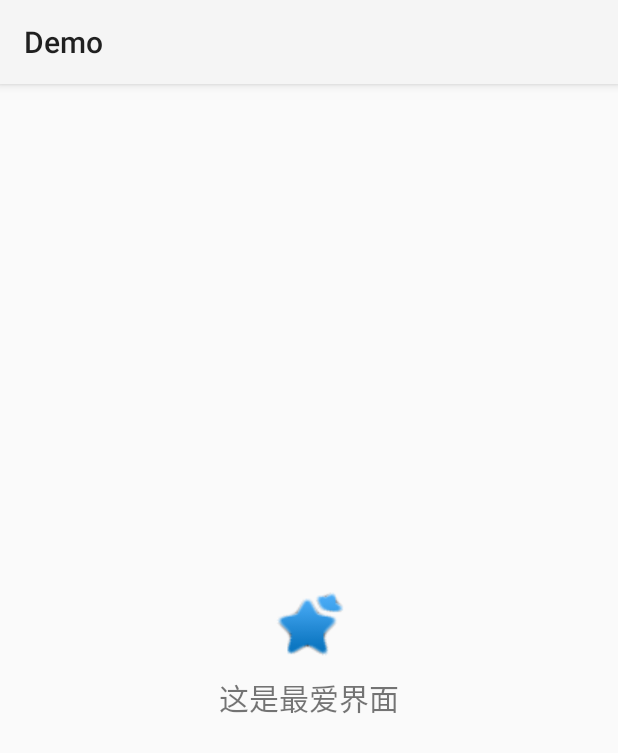
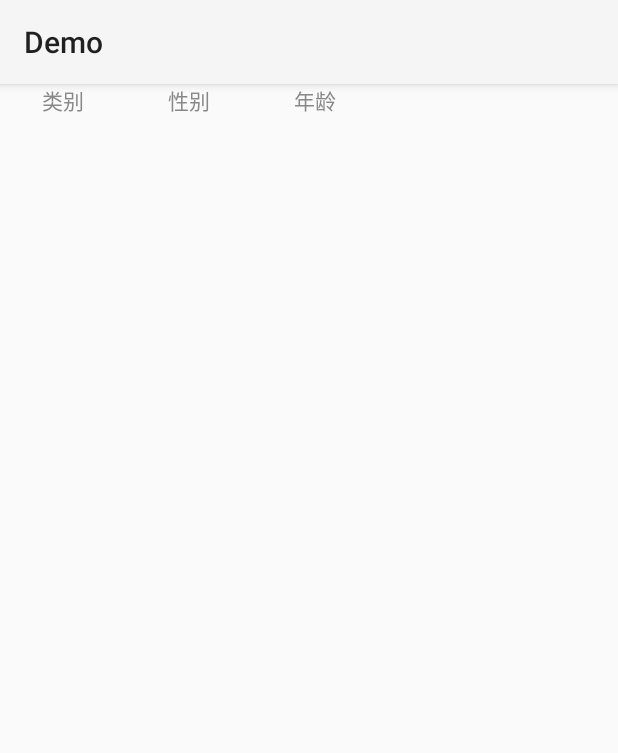
Before and after one commit to outoraei/CM, an Android app: the fragment FavoriteFragment shown on its own in the app's theme, on a phone screen of 412 x 824 dp. Shown: the top 753 px of the screen. Run offline under Robolectric (Android 15) with nearby library versions, the phone set to English and light mode, and no system bars; 3 statements that could not run were skipped.

Commit message:
update my favorite fragment

```diff
--- a/app/src/main/java/cm/demo/view/fragment/FavoriteFragment.java
+++ b/app/src/main/java/cm/demo/view/fragment/FavoriteFragment.java
@@ -1,10 +1,17 @@
 package cm.demo.view.fragment;
 
+import android.graphics.Color;
+import android.graphics.Paint;
 import android.os.Bundle;
+import android.text.Spannable;
+import android.text.SpannableStringBuilder;
+import android.text.style.URLSpan;
+import android.text.util.Linkify;
 import android.view.LayoutInflater;
 import android.view.View;
 import android.view.ViewGroup;
 import android.widget.ImageView;
+import android.widget.LinearLayout;
 import android.widget.TextView;
 
 import cm.demo.R;
@@ -15,7 +22,10 @@ public class FavoriteFragment extends BaseFragment {
 
     private ImageView favoriteImage;
     private TextView favoriteText;
-    View favoriteLayout;
+    private View favoriteLayout;
+    private LinearLayout favoriteTab;
+    private TextView favorite_waiting_message;
+    private TextView[] tabItem = null;
 
     @Override
     public View onCreateView(LayoutInflater inflater, ViewGroup container,
@@ -44,6 +54,40 @@ public class FavoriteFragment extends BaseFragment {
                 setTabSelection(CMFragmentType.CMFRAGMENT_FAVORITE);
             }
         });
+
+        favoriteTab = (LinearLayout) getActivity().findViewById(R.id.favorite_tab);
+        initTabItems();
+
+        favorite_waiting_message = (TextView) getActivity().findViewById(R.id.favorite_waiting_message);
+        favorite_waiting_message.setVisibility(View.GONE);
+    }
+
+    private void initTabItems() {
+        int[] tabItemString = new int[]{R.string.category_favorite_my, R.string.sex_favorite_my, R.string.age_favorite_my};
+
+        TextView tv = null;
+        tabItem = new TextView[tabItemString.length];
+        for (int index = 0; index < tabItemString.length; index++) {
+            tv = new TextView(getActivity());
+            tv.setText(tabItemString[index]);
+            tv.setOnClickListener(new View.OnClickListener() {
+                @Override
+                public void onClick(View v) {
+                    resetTabItems();
+                    ((TextView)v).setTextColor(Color.BLACK);
+                    favorite_waiting_message.setVisibility(View.VISIBLE);
+                }
+            });
+            favoriteTab.addView(tv);
+            tabItem[index] = tv;
+        }
+        resetTabItems();
+    }
+
+    private void resetTabItems() {
+        for (int index = 0; index < tabItem.length; index++) {
+            tabItem[index].setTextColor(Color.GRAY);
+        }
     }
 
     @Override
--- a/app/src/main/res/layout/favorite_layout.xml
+++ b/app/src/main/res/layout/favorite_layout.xml
@@ -1,28 +1,38 @@
 <?xml version="1.0" encoding="utf-8"?>
 <RelativeLayout xmlns:android="http://schemas.android.com/apk/res/android"
     android:layout_width="match_parent"
-    android:layout_height="match_parent" >
+    android:layout_height="match_parent">
 
     <LinearLayout
         android:layout_width="wrap_content"
         android:layout_height="wrap_content"
         android:layout_centerInParent="true"
-        android:orientation="vertical" >
-
-        <ImageView
-            android:contentDescription="@string/favorite"
-            android:layout_width="wrap_content"
-            android:layout_height="wrap_content"
-            android:layout_gravity="center_horizontal"
-            android:src="@drawable/favorite_selected" />
+        android:orientation="vertical">
 
         <TextView
+            android:id="@+id/favorite_waiting_message"
             android:layout_width="wrap_content"
             android:layout_height="wrap_content"
             android:layout_gravity="center_horizontal"
             android:padding="10dp"
-            android:text="@string/favorite"
-            android:textSize="20sp" />
+            android:text="@string/waiting_message_favorite_my"
+            android:textSize="20dp" />
     </LinearLayout>
 
+    <HorizontalScrollView
+        android:layout_width="match_parent"
+        android:layout_height="30dp"
+        android:scrollbars="none"
+        android:layout_alignParentStart="true"
+        android:layout_alignParentTop="true">
+
+        <LinearLayout
+            android:id="@+id/favorite_tab"
+            android:layout_width="wrap_content"
+            android:layout_height="match_parent"
+            android:orientation="horizontal">
+        </LinearLayout>
+
+    </HorizontalScrollView>
+
 </RelativeLayout>
--- a/app/src/main/res/layout/my_layout.xml
+++ b/app/src/main/res/layout/my_layout.xml
@@ -78,6 +78,12 @@
                         android:gravity="center"
                         android:textSize="10dp" />
 
+                    <TextView
+                        android:text="@string/waiting_message_favorite_my"
+                        android:layout_alignParentRight="true"
+                        android:layout_marginRight="20dp"
+                        android:layout_width="30dp"
+                        android:layout_height="30dp" />
                     <ImageView
                         android:layout_alignParentRight="true"
                         android:layout_marginRight="20dp"
--- a/app/src/main/res/values/strings.xml
+++ b/app/src/main/res/values/strings.xml
@@ -32,4 +32,10 @@
     <string name="title_my">我的账户</string>
     <string name="wallet_title_my">我的钱包</string>
 
+    <string name="category_favorite_my">　　类别　　</string>
+    <string name="sex_favorite_my">　　性别　　</string>
+    <string name="age_favorite_my">　　年龄　　</string>
+    <string name="confirm_favorite_my">　　确定　　</string>
+    <string name="waiting_message_favorite_my">正在为您挑选中...</string>
+
 </resources>
```
